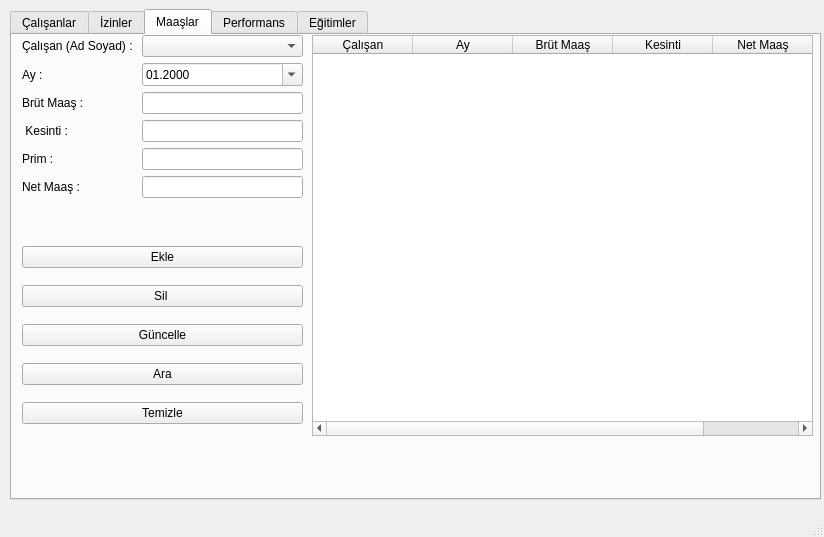
Qt form ui/ana_pencere.ui (unlurabiayarenn/ik_yonetim) before a commit.
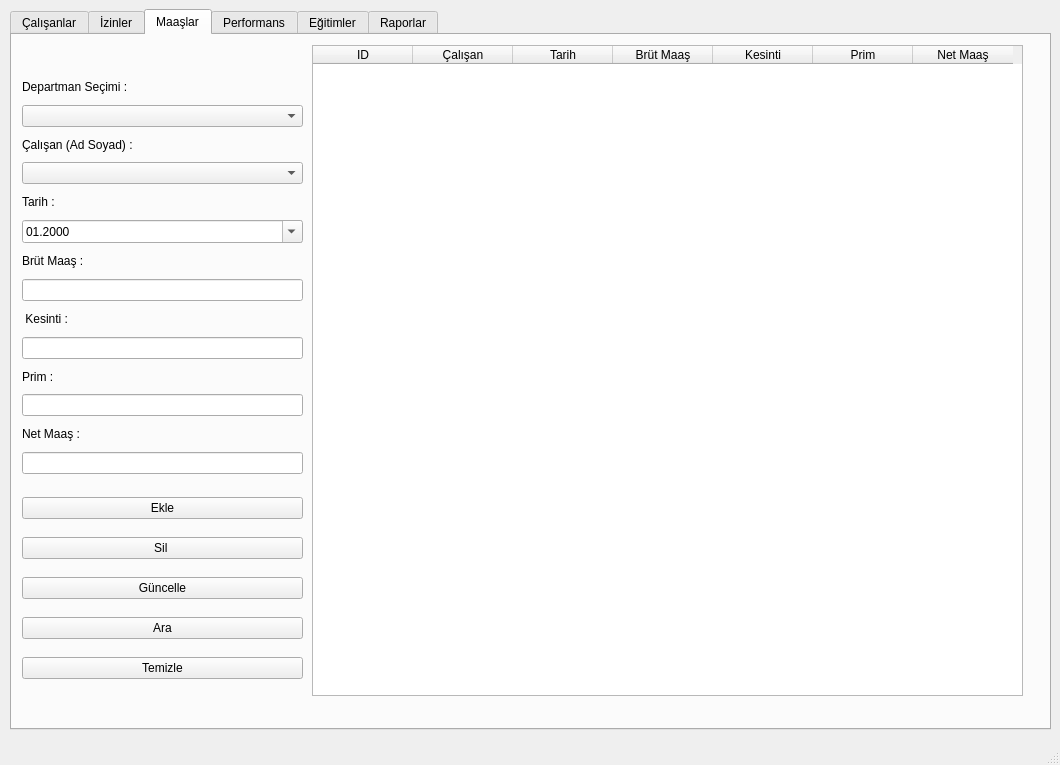
The same form after that commit. The open tabs and pages were chosen to show the change.

```diff
--- a/ui/ana_pencere.ui
+++ b/ui/ana_pencere.ui
@@ -6,26 +6,32 @@
    <rect>
     <x>0</x>
     <y>0</y>
-    <width>824</width>
-    <height>537</height>
+    <width>1060</width>
+    <height>765</height>
    </rect>
   </property>
   <property name="windowTitle">
    <string>MainWindow</string>
   </property>
+  <property name="autoFillBackground">
+   <bool>false</bool>
+  </property>
   <widget class="QWidget" name="centralwidget">
    <widget class="QWidget" name="horizontalLayoutWidget">
     <property name="geometry">
      <rect>
       <x>10</x>
       <y>9</y>
-      <width>811</width>
-      <height>491</height>
+      <width>1041</width>
+      <height>721</height>
      </rect>
     </property>
     <layout class="QHBoxLayout" name="horizontalLayout_3">
      <item>
       <widget class="QTabWidget" name="tabWidget">
+       <property name="enabled">
+        <bool>true</bool>
+       </property>
        <property name="tabPosition">
         <enum>QTabWidget::North</enum>
        </property>
@@ -382,9 +388,9 @@
          <property name="geometry">
           <rect>
            <x>300</x>
-           <y>0</y>
-           <width>501</width>
-           <height>401</height>
+           <y>10</y>
+           <width>711</width>
+           <height>651</height>
           </rect>
          </property>
          <property name="selectionMode">
@@ -393,6 +399,11 @@
          <property name="selectionBehavior">
           <enum>QAbstractItemView::SelectRows</enum>
          </property>
+         <column>
+          <property name="text">
+           <string>ID</string>
+          </property>
+         </column>
          <column>
           <property name="text">
            <string>Çalışan</string>
@@ -400,7 +411,7 @@
          </column>
          <column>
           <property name="text">
-           <string>Ay</string>
+           <string>Tarih</string>
           </property>
          </column>
          <column>
@@ -413,6 +424,11 @@
            <string>Kesinti</string>
           </property>
          </column>
+         <column>
+          <property name="text">
+           <string>Prim</string>
+          </property>
+         </column>
          <column>
           <property name="text">
            <string>Net Maaş</string>
@@ -423,9 +439,9 @@
          <property name="geometry">
           <rect>
            <x>10</x>
-           <y>200</y>
+           <y>450</y>
            <width>281</width>
-           <height>201</height>
+           <height>211</height>
           </rect>
          </property>
          <layout class="QVBoxLayout" name="verticalLayout_4">
@@ -470,80 +486,90 @@
          <property name="geometry">
           <rect>
            <x>10</x>
-           <y>0</y>
+           <y>40</y>
            <width>281</width>
-           <height>194</height>
+           <height>399</height>
           </rect>
          </property>
-         <layout class="QFormLayout" name="formLayout_3">
-          <item row="0" column="0">
+         <layout class="QVBoxLayout" name="verticalLayout_7">
+          <item>
+           <widget class="QLabel" name="label_27">
+            <property name="text">
+             <string>Departman Seçimi :</string>
+            </property>
+           </widget>
+          </item>
+          <item>
+           <widget class="QComboBox" name="departmanSecimi_2"/>
+          </item>
+          <item>
            <widget class="QLabel" name="label_11">
             <property name="text">
              <string>Çalışan (Ad Soyad) : </string>
             </property>
            </widget>
           </item>
-          <item row="1" column="0">
+          <item>
+           <widget class="QComboBox" name="calisanSecimi_Maas"/>
+          </item>
+          <item>
            <widget class="QLabel" name="label_15">
             <property name="text">
-             <string>Ay :</string>
+             <string>Tarih :</string>
             </property>
            </widget>
           </item>
-          <item row="2" column="0">
+          <item>
+           <widget class="QDateEdit" name="maasAy">
+            <property name="currentSection">
+             <enum>QDateTimeEdit::MonthSection</enum>
+            </property>
+            <property name="displayFormat">
+             <string>MM.yyyy</string>
+            </property>
+            <property name="calendarPopup">
+             <bool>true</bool>
+            </property>
+           </widget>
+          </item>
+          <item>
            <widget class="QLabel" name="label_16">
             <property name="text">
              <string>Brüt Maaş :</string>
             </property>
            </widget>
           </item>
-          <item row="3" column="0">
+          <item>
+           <widget class="QLineEdit" name="brutMaas"/>
+          </item>
+          <item>
            <widget class="QLabel" name="label_13">
             <property name="text">
              <string> Kesinti :</string>
             </property>
            </widget>
           </item>
-          <item row="4" column="0">
+          <item>
+           <widget class="QLineEdit" name="kesintiMaas"/>
+          </item>
+          <item>
            <widget class="QLabel" name="label_14">
             <property name="text">
              <string>Prim :</string>
             </property>
            </widget>
           </item>
-          <item row="5" column="0">
+          <item>
+           <widget class="QLineEdit" name="maasPrim"/>
+          </item>
+          <item>
            <widget class="QLabel" name="label_12">
             <property name="text">
              <string>Net Maaş :</string>
             </property>
            </widget>
           </item>
-          <item row="0" column="1">
-           <widget class="QComboBox" name="calisanSecimi_Maas"/>
-          </item>
-          <item row="1" column="1">
-           <widget class="QDateEdit" name="maasAy">
-            <property name="currentSection">
-             <enum>QDateTimeEdit::MonthSection</enum>
-            </property>
-            <property name="displayFormat">
-             <string>MM.yyyy</string>
-            </property>
-            <property name="calendarPopup">
-             <bool>true</bool>
-            </property>
-           </widget>
-          </item>
-          <item row="2" column="1">
-           <widget class="QLineEdit" name="brutMaas"/>
-          </item>
-          <item row="3" column="1">
-           <widget class="QLineEdit" name="kesintiMaas"/>
-          </item>
-          <item row="4" column="1">
-           <widget class="QLineEdit" name="maasPrim"/>
-          </item>
-          <item row="5" column="1">
+          <item>
            <widget class="QLineEdit" name="netMaas"/>
           </item>
          </layout>
@@ -866,6 +892,11 @@
          </column>
         </widget>
        </widget>
+       <widget class="QWidget" name="tab_6">
+        <attribute name="title">
+         <string>Raporlar</string>
+        </attribute>
+       </widget>
       </widget>
      </item>
     </layout>
```
Left out of the diff: 375 changed lines with no effect on the pictures.
